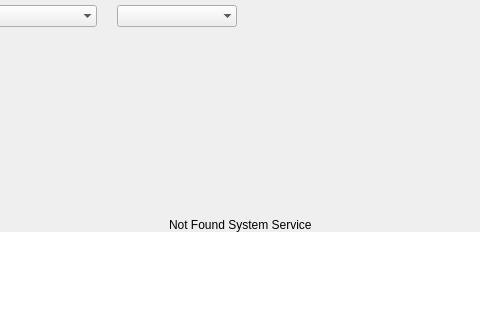
Qt form shared/nexis/Pages/Services/services_page.ui (s4solutionsllc/Nexis) before a commit; both pictures show x 200 to 680 and y 0 to 336 of the 882 by 549 pixel window.
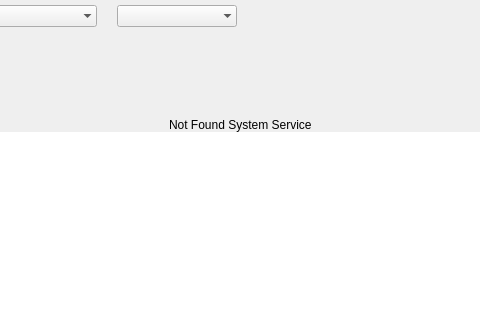
The same form after that commit.

Diff of the .ui file:
```diff
--- a/shared/nexis/Pages/Services/services_page.ui
+++ b/shared/nexis/Pages/Services/services_page.ui
@@ -207,7 +207,7 @@
      <property name="minimumSize">
       <size>
        <width>0</width>
-       <height>200</height>
+       <height>100</height>
       </size>
      </property>
      <property name="maximumSize">
```
